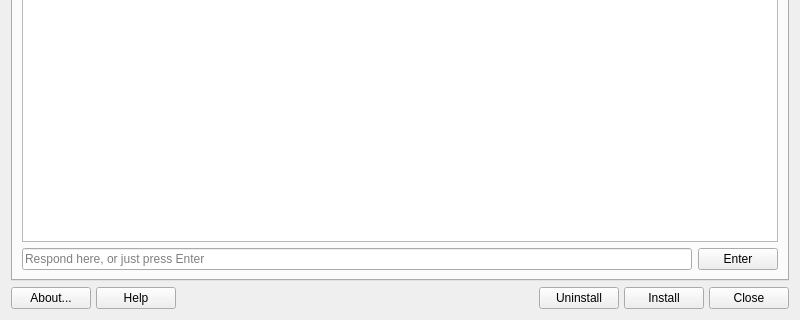
Old version of the form src/mainwindow.ui in the repository CachyOS/packageinstaller; both pictures show x 0 to 800 and y 280 to 600 of the 800 by 600 pixel window.
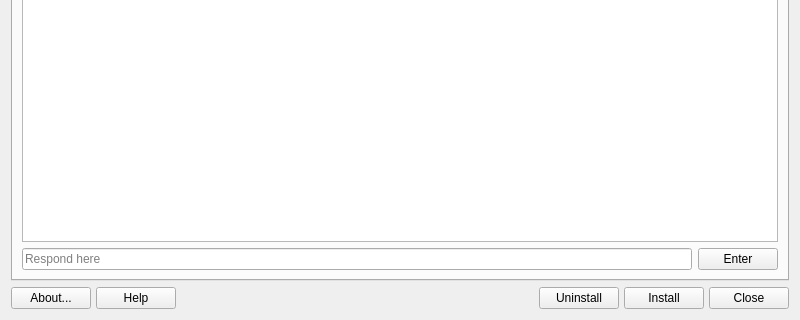
New version of the form. The open tabs and pages were chosen to show the change. Icons and pictures are not drawn.

```diff
--- a/src/mainwindow.ui
+++ b/src/mainwindow.ui
@@ -891,7 +891,7 @@
        <item row="1" column="0">
         <widget class="QLineEdit" name="lineEdit">
          <property name="placeholderText">
-          <string>Respond here, or just press Enter</string>
+          <string>Respond here</string>
          </property>
         </widget>
        </item>
```
